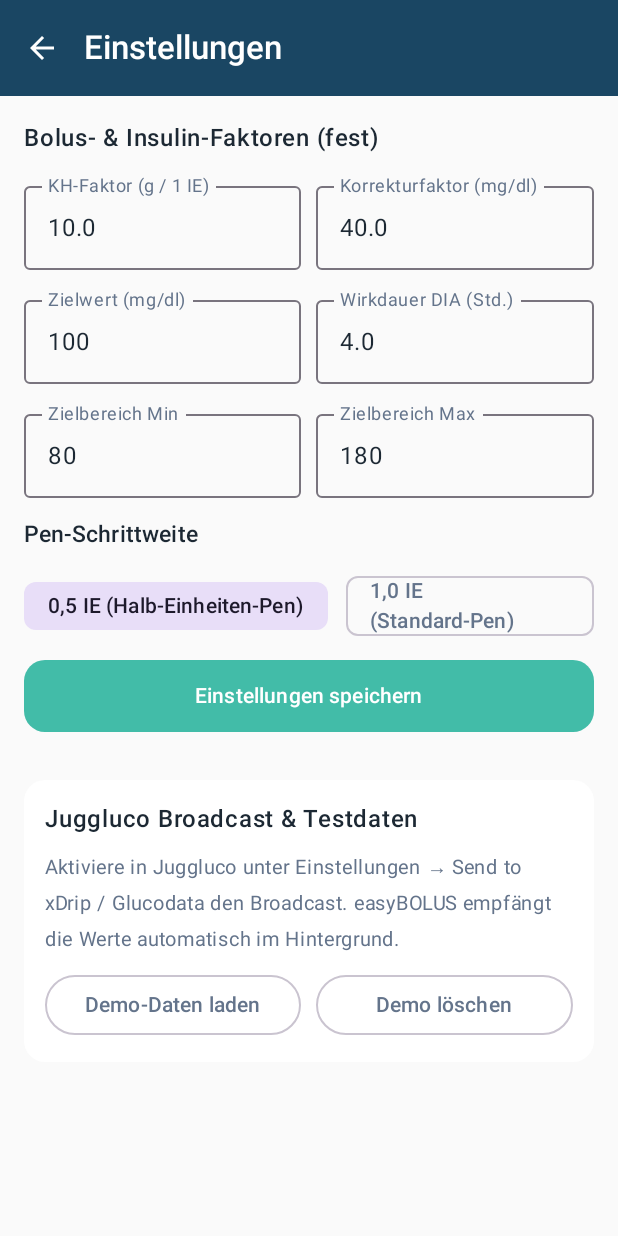
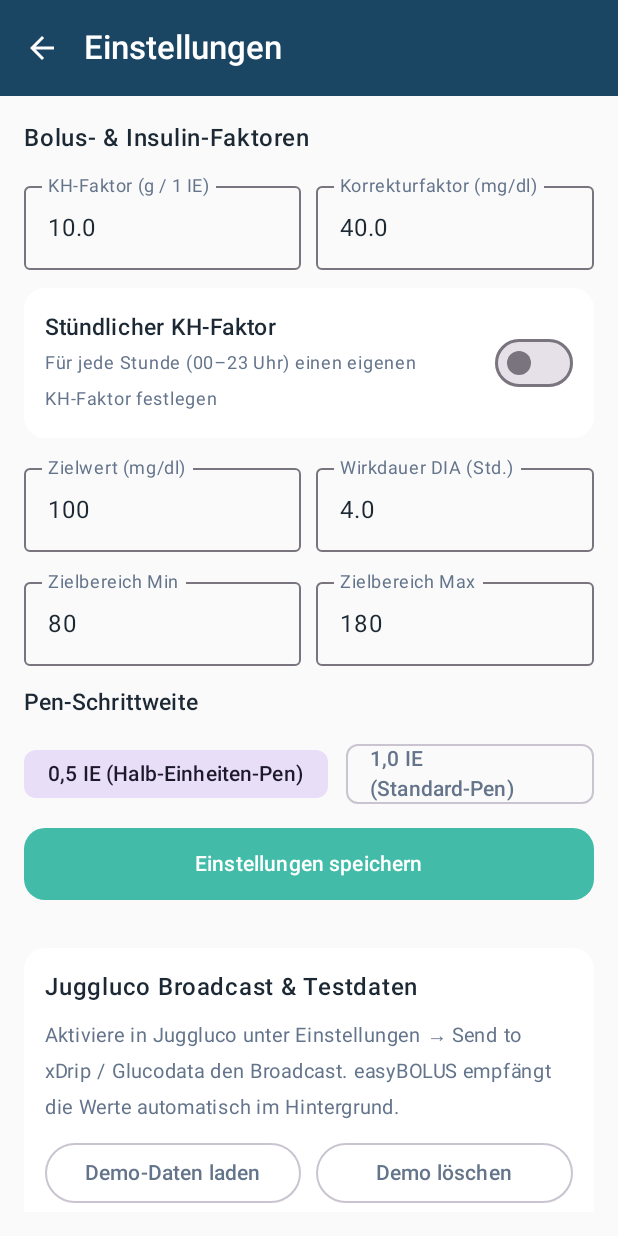
Before and after one commit to EnnoGrensemann/easyBolus-Android, an Android app built with Jetpack Compose: the screen it shows after launch (MainActivity), after a tap on "Einstellungen", on a phone screen of 412 x 824 dp. Run offline under Robolectric (Android 15) with nearby library versions, the phone set to English and light mode, and no system bars; our stand-ins replace Room's generated code.

Commit message:
Update HomeScreen UI, full-height chart, app icon, and hourly carb ratios

```diff
--- a/app/src/main/AndroidManifest.xml
+++ b/app/src/main/AndroidManifest.xml
@@ -4,9 +4,9 @@
     <application
         android:name=".EasyBolusApp"
         android:allowBackup="true"
-        android:icon="@android:drawable/ic_dialog_info"
+        android:icon="@mipmap/ic_launcher"
         android:label="@string/app_name"
-        android:roundIcon="@android:drawable/ic_dialog_info"
+        android:roundIcon="@mipmap/ic_launcher_round"
         android:supportsRtl="true"
         android:theme="@style/Theme.EasyBolus">
 
--- a/app/src/main/java/de/easybolus/data/settings/SettingsRepository.kt
+++ b/app/src/main/java/de/easybolus/data/settings/SettingsRepository.kt
@@ -3,9 +3,11 @@ package de.easybolus.data.settings
 import android.content.Context
 import androidx.datastore.core.DataStore
 import androidx.datastore.preferences.core.Preferences
+import androidx.datastore.preferences.core.booleanPreferencesKey
 import androidx.datastore.preferences.core.doublePreferencesKey
 import androidx.datastore.preferences.core.edit
 import androidx.datastore.preferences.core.intPreferencesKey
+import androidx.datastore.preferences.core.stringPreferencesKey
 import androidx.datastore.preferences.preferencesDataStore
 import kotlinx.coroutines.flow.Flow
 import kotlinx.coroutines.flow.map
@@ -13,7 +15,9 @@ import kotlinx.coroutines.flow.map
 private val Context.dataStore: DataStore<Preferences> by preferencesDataStore(name = "easybolus_settings")
 
 data class UserSettings(
-    val carbRatio: Double = 10.0,           // g Kohlenhydrate pro 1 IE
+    val carbRatio: Double = 10.0,           // g Kohlenhydrate pro 1 IE (Standard / Fallback)
+    val useHourlyCarbRatio: Boolean = false,
+    val hourlyCarbRatios: List<Double> = List(24) { 10.0 },
     val isf: Double = 40.0,                 // mg/dl Senkung pro 1 IE
     val targetBg: Int = 100,                // Ziel-Blutzucker (mg/dl)
     val targetRangeMin: Int = 80,           // Grüner Zielbereich Min (mg/dl)
@@ -21,12 +25,19 @@ data class UserSettings(
     val diaHours: Double = 4.0,             // Insulin-Wirkdauer in Stunden
     val penStepSize: Double = 0.5,          // 0.5 IE oder 1.0 IE
     val carbAbsorptionHours: Double = 3.0   // Dauer für lineare COB-Anzeige (h)
-)
+) {
+    fun carbRatioForHour(hour: Int): Double {
+        if (!useHourlyCarbRatio || hourlyCarbRatios.size != 24) return carbRatio
+        return hourlyCarbRatios[hour.coerceIn(0, 23)]
+    }
+}
 
 class SettingsRepository(private val context: Context) {
 
     private object Keys {
         val CARB_RATIO = doublePreferencesKey("carb_ratio")
+        val USE_HOURLY_CARB_RATIO = booleanPreferencesKey("use_hourly_carb_ratio")
+        val HOURLY_CARB_RATIOS = stringPreferencesKey("hourly_carb_ratios")
         val ISF = doublePreferencesKey("isf")
         val TARGET_BG = intPreferencesKey("target_bg")
         val TARGET_RANGE_MIN = intPreferencesKey("target_range_min")
@@ -37,8 +48,17 @@ class SettingsRepository(private val context: Context) {
     }
 
     val settingsFlow: Flow<UserSettings> = context.dataStore.data.map { prefs ->
+        val baseCarbRatio = prefs[Keys.CARB_RATIO] ?: 10.0
+        val parsedHourly = prefs[Keys.HOURLY_CARB_RATIOS]
+            ?.split(",")
+            ?.mapNotNull { it.trim().toDoubleOrNull()?.coerceAtLeast(0.5) }
+            ?.takeIf { it.size == 24 }
+            ?: List(24) { baseCarbRatio }
+
         UserSettings(
-            carbRatio = prefs[Keys.CARB_RATIO] ?: 10.0,
+            carbRatio = baseCarbRatio,
+            useHourlyCarbRatio = prefs[Keys.USE_HOURLY_CARB_RATIO] ?: false,
+            hourlyCarbRatios = parsedHourly,
             isf = prefs[Keys.ISF] ?: 40.0,
             targetBg = prefs[Keys.TARGET_BG] ?: 100,
             targetRangeMin = prefs[Keys.TARGET_RANGE_MIN] ?: 80,
@@ -51,7 +71,13 @@ class SettingsRepository(private val context: Context) {
 
     suspend fun updateSettings(settings: UserSettings) {
         context.dataStore.edit { prefs ->
-            prefs[Keys.CARB_RATIO] = settings.carbRatio.coerceAtLeast(0.5)
+            val sanitizedCarbRatio = settings.carbRatio.coerceAtLeast(0.5)
+            val sanitizedHourly = List(24) { hour ->
+                (settings.hourlyCarbRatios.getOrNull(hour) ?: sanitizedCarbRatio).coerceAtLeast(0.5)
+            }
+            prefs[Keys.CARB_RATIO] = sanitizedCarbRatio
+            prefs[Keys.USE_HOURLY_CARB_RATIO] = settings.useHourlyCarbRatio
+            prefs[Keys.HOURLY_CARB_RATIOS] = sanitizedHourly.joinToString(",")
             prefs[Keys.ISF] = settings.isf.coerceAtLeast(1.0)
             prefs[Keys.TARGET_BG] = settings.targetBg.coerceIn(60, 200)
             prefs[Keys.TARGET_RANGE_MIN] = settings.targetRangeMin.coerceIn(50, 140)
--- a/app/src/main/java/de/easybolus/ui/home/GlucoseDualAxisChart.kt
+++ b/app/src/main/java/de/easybolus/ui/home/GlucoseDualAxisChart.kt
@@ -3,7 +3,6 @@ package de.easybolus.ui.home
 import android.graphics.Paint
 import androidx.compose.foundation.Canvas
 import androidx.compose.foundation.layout.fillMaxWidth
-import androidx.compose.foundation.layout.height
 import androidx.compose.runtime.Composable
 import androidx.compose.ui.Modifier
 import androidx.compose.ui.geometry.Offset
@@ -48,7 +47,6 @@ fun GlucoseDualAxisChart(
     Canvas(
         modifier = modifier
             .fillMaxWidth()
-            .height(310.dp)
     ) {
         val leftPad = 48.dp.toPx()
         val rightPad = 42.dp.toPx()
--- a/app/src/main/java/de/easybolus/ui/home/HomeScreen.kt
+++ b/app/src/main/java/de/easybolus/ui/home/HomeScreen.kt
@@ -12,15 +12,14 @@ import androidx.compose.foundation.layout.height
 import androidx.compose.foundation.layout.padding
 import androidx.compose.foundation.layout.size
 import androidx.compose.foundation.layout.width
-import androidx.compose.foundation.rememberScrollState
 import androidx.compose.foundation.shape.RoundedCornerShape
-import androidx.compose.foundation.verticalScroll
 import androidx.compose.material.icons.Icons
 import androidx.compose.material.icons.filled.Add
 import androidx.compose.material.icons.filled.Grain
 import androidx.compose.material.icons.filled.Tune
 import androidx.compose.material.icons.filled.Vaccines
 import androidx.compose.material3.FloatingActionButton
+import androidx.compose.material3.HorizontalDivider
 import androidx.compose.material3.Icon
 import androidx.compose.material3.IconButton
 import androidx.compose.material3.Surface
@@ -29,7 +28,9 @@ import androidx.compose.runtime.Composable
 import androidx.compose.ui.Alignment
 import androidx.compose.ui.Modifier
 import androidx.compose.ui.draw.clip
+import androidx.compose.ui.draw.drawBehind
 import androidx.compose.ui.draw.shadow
+import androidx.compose.ui.geometry.Offset
 import androidx.compose.ui.graphics.Brush
 import androidx.compose.ui.graphics.Color
 import androidx.compose.ui.graphics.vector.ImageVector
@@ -53,17 +54,12 @@ fun HomeScreen(
     onOpenBolusSheet: () -> Unit,
     modifier: Modifier = Modifier
 ) {
-    Box(
+    Column(
         modifier = modifier
             .fillMaxSize()
             .background(CardWhite)
     ) {
-        Column(
-            modifier = Modifier
-                .fillMaxSize()
-                .verticalScroll(rememberScrollState())
-        ) {
-            // Obere Gradient-Karte (nach Figcraft-Mockup)
+        // Obere Gradient-Karte mit diagonalem Blau-Teal-Verlauf
         Box(
             modifier = Modifier
                 .fillMaxWidth()
@@ -72,21 +68,25 @@ fun HomeScreen(
                     shape = RoundedCornerShape(bottomStart = 28.dp, bottomEnd = 28.dp)
                 )
                 .clip(RoundedCornerShape(bottomStart = 28.dp, bottomEnd = 28.dp))
-                    .background(
-                        Brush.verticalGradient(
-                            colors = listOf(HeaderGradientTop, HeaderGradientBottom)
+                .drawBehind {
+                    drawRect(
+                        brush = Brush.linearGradient(
+                            colors = listOf(HeaderGradientTop, HeaderGradientBottom),
+                            start = Offset(0f, size.height),
+                            end = Offset(size.width, 0f)
                         )
                     )
-                    .padding(horizontal = 20.dp, vertical = 16.dp)
+                }
+                .padding(horizontal = 20.dp, vertical = 14.dp)
         ) {
             Column(
                 modifier = Modifier.fillMaxWidth(),
                 horizontalAlignment = Alignment.CenterHorizontally
             ) {
-                    // Einstellungen-Icon oben rechts
+                // Einstellungen-Icon oben links
                 Row(
                     modifier = Modifier.fillMaxWidth(),
-                        horizontalArrangement = Arrangement.End
+                    horizontalArrangement = Arrangement.Start
                 ) {
                     IconButton(onClick = onOpenSettings) {
                         Icon(
@@ -135,7 +135,7 @@ fun HomeScreen(
                     fontSize = 14.sp
                 )
 
-                    Spacer(modifier = Modifier.height(22.dp))
+                Spacer(modifier = Modifier.height(20.dp))
 
                 // IOB & COB Pill-Badges
                 Row(
@@ -160,14 +160,14 @@ fun HomeScreen(
             }
         }
 
-            Spacer(modifier = Modifier.height(16.dp))
+        Spacer(modifier = Modifier.height(8.dp))
 
-            // Dual-Axis Chart
+        // Dual-Axis Chart füllt die gesamte nutzbare Fläche
         if (uiState.chartReadings.isEmpty() && uiState.chartEntries.isEmpty()) {
             Box(
                 modifier = Modifier
+                    .weight(1f)
                     .fillMaxWidth()
-                        .height(280.dp)
                     .padding(24.dp),
                 contentAlignment = Alignment.Center
             ) {
@@ -183,29 +183,38 @@ fun HomeScreen(
                 entries = uiState.chartEntries,
                 settings = uiState.settings,
                 windowHours = uiState.chartWindowHours,
-                    modifier = Modifier.padding(horizontal = 8.dp)
+                modifier = Modifier
+                    .weight(1f)
+                    .fillMaxWidth()
+                    .padding(horizontal = 8.dp)
             )
         }
 
-            Spacer(modifier = Modifier.height(84.dp))
-        }
-
-        // Teal FAB (+) unten rechts
+        // Teal FAB (+) mittig unten auf einer Trennlinie
+        Box(
+            modifier = Modifier
+                .fillMaxWidth()
+                .height(76.dp),
+            contentAlignment = Alignment.Center
+        ) {
+            HorizontalDivider(
+                color = Color(0xFFE2E8F0),
+                thickness = 1.dp,
+                modifier = Modifier.fillMaxWidth()
+            )
             FloatingActionButton(
                 onClick = onOpenBolusSheet,
                 containerColor = FabTeal,
                 contentColor = Color.White,
                 shape = RoundedCornerShape(18.dp),
-            modifier = Modifier
-                .align(Alignment.BottomEnd)
-                .padding(end = 20.dp, bottom = 20.dp)
-                .size(60.dp)
+                modifier = Modifier.size(58.dp)
             ) {
                 Icon(
                     imageVector = Icons.Default.Add,
                     contentDescription = "Bolus berechnen oder Eintrag hinzufügen",
                     modifier = Modifier.size(30.dp)
                 )
+            }
         }
     }
 }
--- a/app/src/main/java/de/easybolus/ui/settings/SettingsScreen.kt
+++ b/app/src/main/java/de/easybolus/ui/settings/SettingsScreen.kt
@@ -25,14 +25,17 @@ import androidx.compose.material3.IconButton
 import androidx.compose.material3.OutlinedButton
 import androidx.compose.material3.OutlinedTextField
 import androidx.compose.material3.Scaffold
+import androidx.compose.material3.Switch
 import androidx.compose.material3.Text
 import androidx.compose.material3.TopAppBar
 import androidx.compose.material3.TopAppBarDefaults
 import androidx.compose.runtime.Composable
 import androidx.compose.runtime.getValue
+import androidx.compose.runtime.mutableStateListOf
 import androidx.compose.runtime.mutableStateOf
 import androidx.compose.runtime.remember
 import androidx.compose.runtime.setValue
+import androidx.compose.ui.Alignment
 import androidx.compose.ui.Modifier
 import androidx.compose.ui.graphics.Color
 import androidx.compose.ui.text.font.FontWeight
@@ -44,6 +47,7 @@ import de.easybolus.ui.theme.FabTeal
 import de.easybolus.ui.theme.HeaderGradientTop
 import de.easybolus.ui.theme.SurfaceLight
 import de.easybolus.ui.theme.TextSecondary
+import java.util.Locale
 
 @OptIn(ExperimentalMaterial3Api::class)
 @Composable
@@ -55,6 +59,14 @@ fun SettingsScreen(
     onClearDemoData: () -> Unit
 ) {
     var carbRatio by remember(settings) { mutableStateOf(settings.carbRatio.toString()) }
+    var useHourlyCarbRatio by remember(settings) { mutableStateOf(settings.useHourlyCarbRatio) }
+    val hourlyCarbRatios = remember(settings) {
+        mutableStateListOf<String>().apply {
+            for (h in 0 until 24) {
+                add((settings.hourlyCarbRatios.getOrNull(h) ?: settings.carbRatio).toString())
+            }
+        }
+    }
     var isf by remember(settings) { mutableStateOf(settings.isf.toString()) }
     var targetBg by remember(settings) { mutableStateOf(settings.targetBg.toString()) }
     var rangeMin by remember(settings) { mutableStateOf(settings.targetRangeMin.toString()) }
@@ -88,7 +100,7 @@ fun SettingsScreen(
                 .verticalScroll(rememberScrollState()),
             verticalArrangement = Arrangement.spacedBy(12.dp)
         ) {
-            Text("Bolus- & Insulin-Faktoren (fest)", fontWeight = FontWeight.SemiBold, fontSize = 16.sp)
+            Text("Bolus- & Insulin-Faktoren", fontWeight = FontWeight.SemiBold, fontSize = 16.sp)
 
             Row(horizontalArrangement = Arrangement.spacedBy(10.dp)) {
                 OutlinedTextField(
@@ -107,6 +119,69 @@ fun SettingsScreen(
                     singleLine = true,
                     modifier = Modifier.weight(1f)
                 )
+            }
+
+            Card(
+                colors = CardDefaults.cardColors(containerColor = Color.White),
+                shape = RoundedCornerShape(14.dp),
+                modifier = Modifier.fillMaxWidth()
+            ) {
+                Column(
+                    modifier = Modifier.padding(14.dp),
+                    verticalArrangement = Arrangement.spacedBy(10.dp)
+                ) {
+                    Row(
+                        modifier = Modifier.fillMaxWidth(),
+                        horizontalArrangement = Arrangement.SpaceBetween,
+                        verticalAlignment = Alignment.CenterVertically
+                    ) {
+                        Column(modifier = Modifier.weight(1f)) {
+                            Text("Stündlicher KH-Faktor", fontWeight = FontWeight.SemiBold, fontSize = 15.sp)
+                            Text(
+                                text = "Für jede Stunde (00–23 Uhr) einen eigenen KH-Faktor festlegen",
+                                color = TextSecondary,
+                                fontSize = 12.sp
+                            )
+                        }
+                        Switch(
+                            checked = useHourlyCarbRatio,
+                            onCheckedChange = { useHourlyCarbRatio = it }
+                        )
+                    }
+
+                    if (useHourlyCarbRatio) {
+                        OutlinedButton(
+                            onClick = {
+                                val fillValue = carbRatio.ifBlank { settings.carbRatio.toString() }
+                                for (h in 0 until 24) {
+                                    hourlyCarbRatios[h] = fillValue
+                                }
+                            },
+                            modifier = Modifier.fillMaxWidth()
+                        ) {
+                            Text("Aktuellen KH-Faktor für alle Stunden übernehmen")
+                        }
+
+                        for (row in 0 until 8) {
+                            Row(
+                                modifier = Modifier.fillMaxWidth(),
+                                horizontalArrangement = Arrangement.spacedBy(8.dp)
+                            ) {
+                                for (col in 0 until 3) {
+                                    val hour = row * 3 + col
+                                    OutlinedTextField(
+                                        value = hourlyCarbRatios[hour],
+                                        onValueChange = { hourlyCarbRatios[hour] = it },
+                                        label = { Text(String.format(Locale.GERMANY, "%02d:00", hour)) },
+                                        keyboardOptions = KeyboardOptions(keyboardType = KeyboardType.Decimal),
+                                        singleLine = true,
+                                        modifier = Modifier.weight(1f)
+                                    )
+                                }
+                            }
+                        }
+                    }
+                }
             }
 
             Row(horizontalArrangement = Arrangement.spacedBy(10.dp)) {
@@ -163,9 +238,17 @@ fun SettingsScreen(
 
             Button(
                 onClick = {
+                    val baseCarbRatio = carbRatio.replace(',', '.').toDoubleOrNull() ?: settings.carbRatio
+                    val parsedHourly = List(24) { hour ->
+                        hourlyCarbRatios[hour].replace(',', '.').toDoubleOrNull()
+                            ?: settings.hourlyCarbRatios.getOrNull(hour)
+                            ?: baseCarbRatio
+                    }
                     onSaveSettings(
                         settings.copy(
-                            carbRatio = carbRatio.replace(',', '.').toDoubleOrNull() ?: settings.carbRatio,
+                            carbRatio = baseCarbRatio,
+                            useHourlyCarbRatio = useHourlyCarbRatio,
+                            hourlyCarbRatios = parsedHourly,
                             isf = isf.replace(',', '.').toDoubleOrNull() ?: settings.isf,
                             targetBg = targetBg.toIntOrNull() ?: settings.targetBg,
                             targetRangeMin = rangeMin.toIntOrNull() ?: settings.targetRangeMin,
```
Also changed, not shown: app/src/main/java/de/easybolus/domain/BolusCalculator.kt (+7 -4 lines), app/src/main/java/de/easybolus/ui/bolus/BolusAndEntrySheet.kt (+5 -2 lines), app/src/main/res/mipmap-hdpi/ic_launcher.png (added), app/src/main/res/mipmap-hdpi/ic_launcher_round.png (added), app/src/main/res/mipmap-mdpi/ic_launcher.png (added), app/src/main/res/mipmap-mdpi/ic_launcher_round.png (added), app/src/main/res/mipmap-xhdpi/ic_launcher.png (added), app/src/main/res/mipmap-xhdpi/ic_launcher_round.png (added), app/src/main/res/mipmap-xxhdpi/ic_launcher.png (added), app/src/main/res/mipmap-xxhdpi/ic_launcher_round.png (added), app/src/main/res/mipmap-xxxhdpi/ic_launcher.png (added), app/src/main/res/mipmap-xxxhdpi/ic_launcher_round.png (added), 1 other file. Lines whose indentation alone changed are shown as unchanged.
